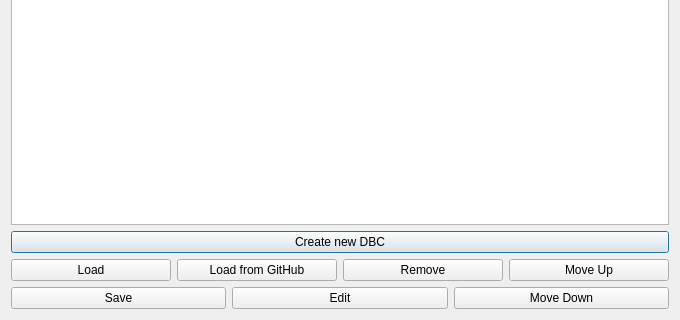
First picture: the form in ui/dbcloadsavewindow.ui, repository collin80/SavvyCAN, before the edit; both pictures show x 0 to 680 and y 345 to 665 of the 680 by 665 pixel window.
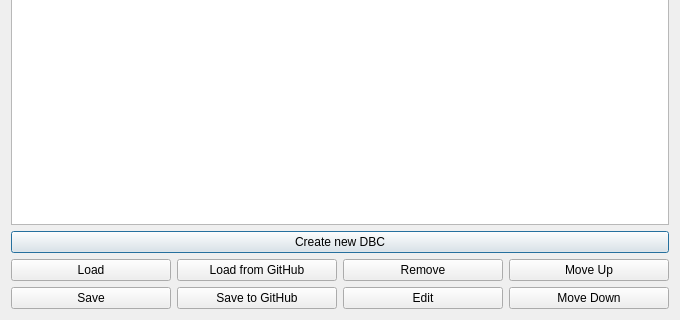
Second picture: the form after the edit.

```diff
--- a/ui/dbcloadsavewindow.ui
+++ b/ui/dbcloadsavewindow.ui
@@ -65,6 +65,13 @@
        </property>
       </widget>
      </item>
+     <item>
+      <widget class="QPushButton" name="btnSaveGitHub">
+       <property name="text">
+        <string>Save to GitHub</string>
+       </property>
+      </widget>
+     </item>
      <item>
       <widget class="QPushButton" name="btnEdit">
        <property name="text">
```
